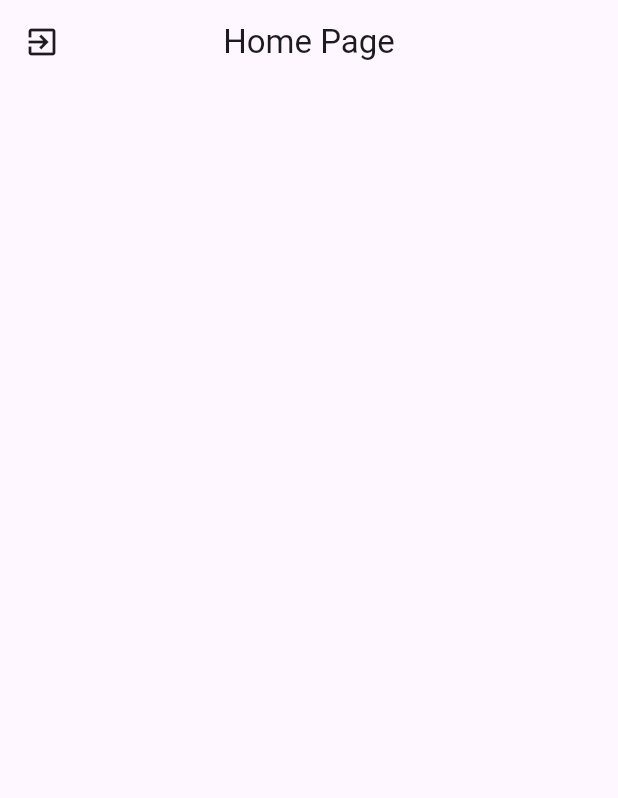
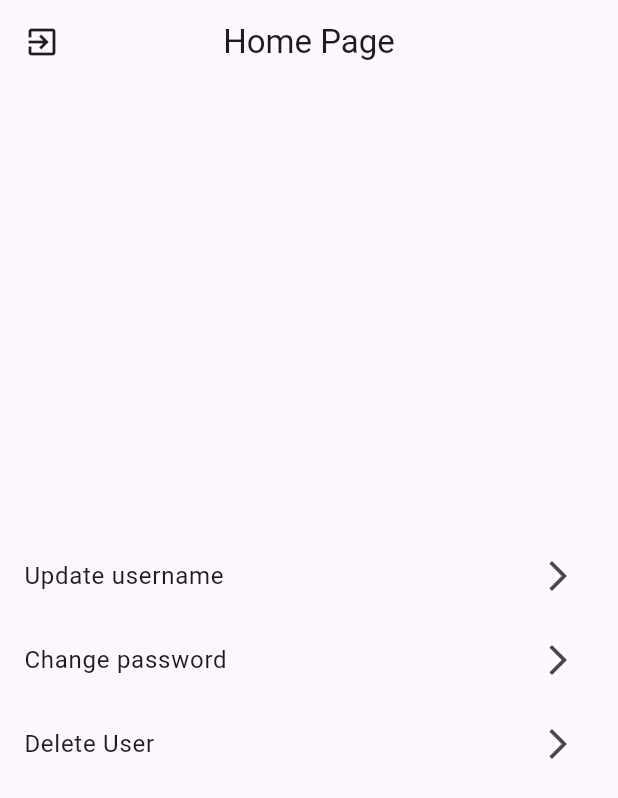
Before and after one commit to abdymazhittoretay/ecommerce_app, a Flutter app: the screen it shows once a user with an empty profile is signed in, on a phone screen of 412 x 824 dp. Shown: the top 798 px of the screen. Run offline on Flutter 3.47's test engine with Material 3 defaults, Android fonts, the phone set to English and light mode, and no system bars; our stand-ins replace firebase_auth, firebase_core; accounts and stored records are empty; generated files the repository leaves out were written again.

Commit message:
created column with listtiles of new methods

```diff
--- a/lib/pages/home_page.dart
+++ b/lib/pages/home_page.dart
@@ -22,6 +22,41 @@ class _HomePageState extends State<HomePage> {
           icon: Icon(Icons.exit_to_app),
         ),
       ),
+      body: Center(
+        child: Padding(
+          padding: const EdgeInsets.symmetric(horizontal: 16.0, vertical: 12.0),
+          child: Column(
+            mainAxisAlignment: MainAxisAlignment.center,
+            crossAxisAlignment: CrossAxisAlignment.center,
+            children: [
+              ListTile(
+                contentPadding: EdgeInsets.zero,
+                title: Text("Update username"),
+                trailing: IconButton(
+                  onPressed: () {},
+                  icon: Icon(Icons.arrow_forward_ios),
+                ),
+              ),
+              ListTile(
+                contentPadding: EdgeInsets.zero,
+                title: Text("Change password"),
+                trailing: IconButton(
+                  onPressed: () {},
+                  icon: Icon(Icons.arrow_forward_ios),
+                ),
+              ),
+              ListTile(
+                contentPadding: EdgeInsets.zero,
+                title: Text("Delete User"),
+                trailing: IconButton(
+                  onPressed: () {},
+                  icon: Icon(Icons.arrow_forward_ios),
+                ),
+              ),
+            ],
+          ),
+        ),
+      ),
     );
   }
 }
```
